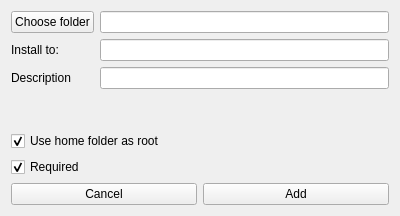
Before: the Qt Designer form forms/folder.ui in BreathOS/bi-creator, drawn with Qt 5.
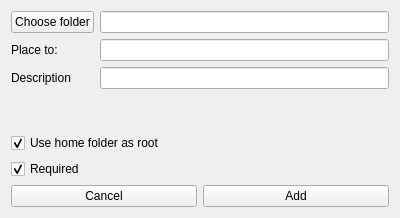
After: the same form once the commit is applied.

Diff of the .ui file:
```diff
--- a/forms/folder.ui
+++ b/forms/folder.ui
@@ -7,7 +7,7 @@
     <x>0</x>
     <y>0</y>
     <width>400</width>
-    <height>216</height>
+    <height>218</height>
    </rect>
   </property>
   <property name="windowTitle">
@@ -31,7 +31,7 @@
        <item row="1" column="0">
         <widget class="QLabel" name="label_2">
          <property name="text">
-          <string>Install to:</string>
+          <string>Place to:</string>
          </property>
         </widget>
        </item>
```
